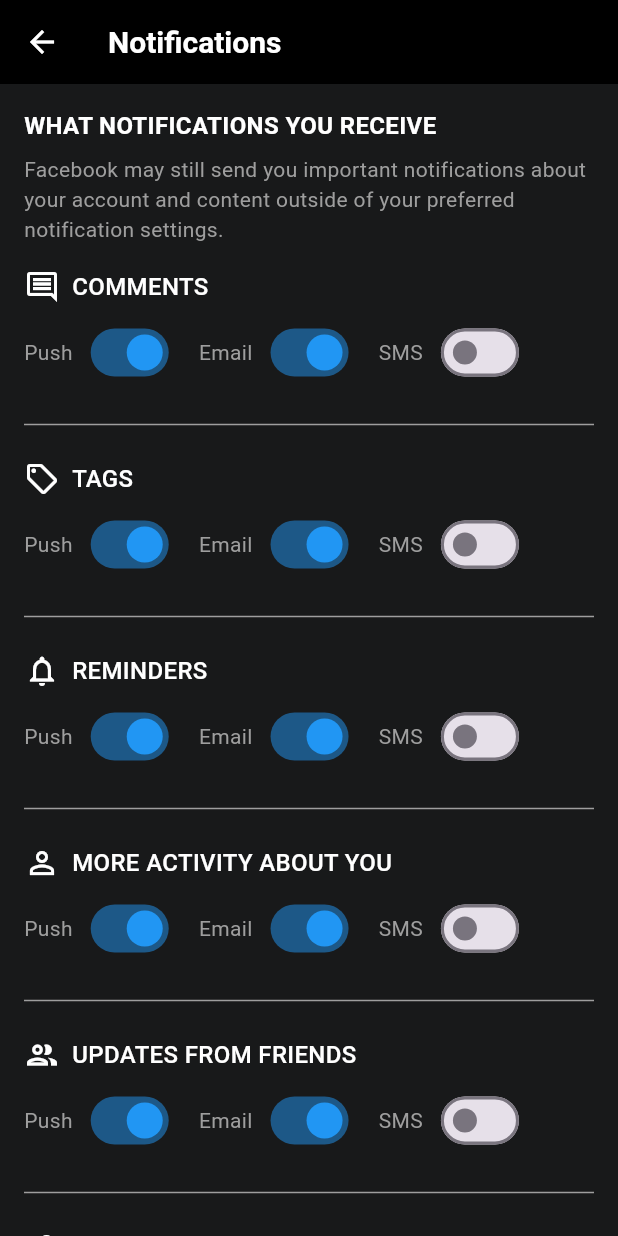
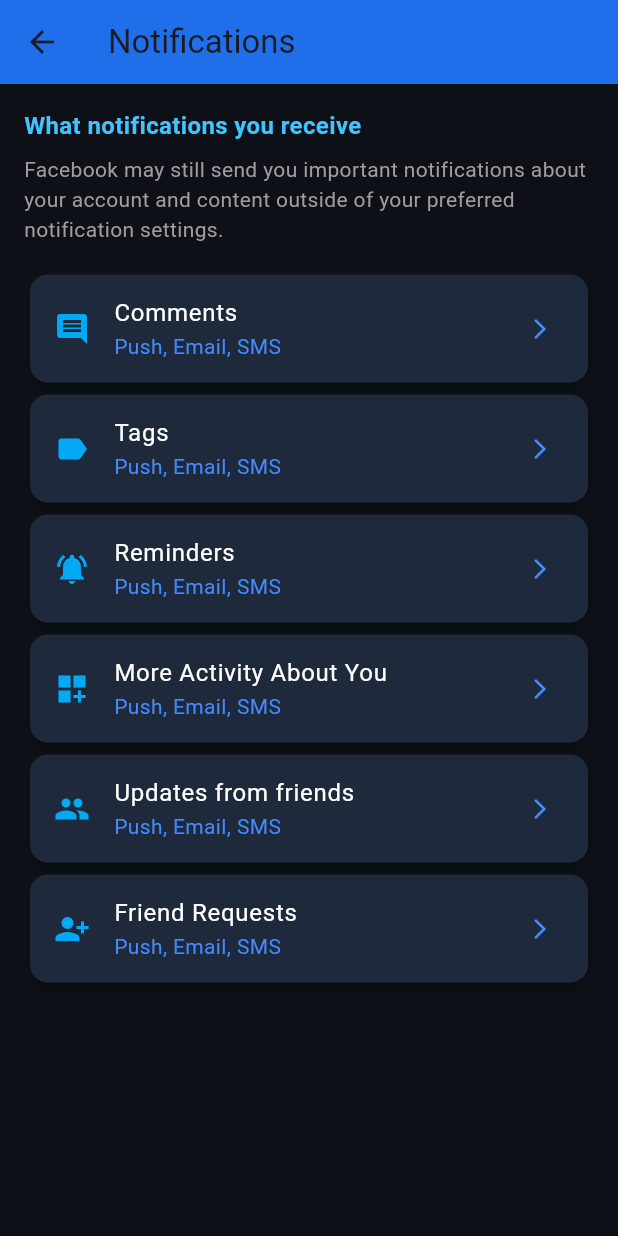
Before and after one commit to emtiaz1/on_the_go, a Flutter app: the NotificationSettingsPage screen opened directly, on a phone screen of 412 x 824 dp. Run offline on Flutter 3.47's test engine with Material 3 defaults, Android fonts, the phone set to English and light mode, and no system bars; our stand-ins replace cloud_firestore, firebase_auth, firebase_core, flutter_map, google_fonts, icons_plus and 4 more; missing offline and left inert: flutter_map_location_marker; accounts and stored records are empty.

Commit message:
internal notification vr1

```diff
--- a/lib/NotificationSettings.dart
+++ b/lib/NotificationSettings.dart
@@ -1,156 +1,119 @@
 import 'package:flutter/material.dart';
 
-class NotificationSettingsPage extends StatefulWidget {
-  const NotificationSettingsPage({super.key});
+class NotificationDetailScreen extends StatelessWidget {
+  final String title;
 
-  @override
-  _NotificationSettingsPageState createState() => _NotificationSettingsPageState();
-}
-
-class _NotificationSettingsPageState extends State<NotificationSettingsPage> {
-  // State variables for toggle switches
-  Map<String, Map<String, bool>> notificationSettings = {
-    'Comments': {'Push': true, 'Email': true, 'SMS': false},
-    'Tags': {'Push': true, 'Email': true, 'SMS': false},
-    'Reminders': {'Push': true, 'Email': true, 'SMS': false},
-    'More Activity About You': {'Push': true, 'Email': true, 'SMS': false},
-    'Updates from Friends': {'Push': true, 'Email': true, 'SMS': false},
-    'Friend Requests': {'Push': true, 'Email': true, 'SMS': false},
-    'People You May Know': {'Push': true, 'Email': true, 'SMS': false},
-    'Birthdays': {'Push': true, 'Email': true, 'SMS': false},
-    'Groups': {'Push': true, 'Email': true, 'SMS': false},
-    'Video': {'Push': true, 'Email': true, 'SMS': false},
-    'Events': {'Push': true, 'Email': true, 'SMS': false},
-  };
-
-  // Icons for each notification category
-  final Map<String, IconData> categoryIcons = {
-    'Comments': Icons.comment_outlined,
-    'Tags': Icons.local_offer_outlined,
-    'Reminders': Icons.notifications_none,
-    'More Activity About You': Icons.person_outline,
-    'Updates from Friends': Icons.group_outlined,
-    'Friend Requests': Icons.person_add_outlined,
-    'People You May Know': Icons.people_alt_outlined,
-    'Birthdays': Icons.cake_outlined,
-    'Groups': Icons.groups_outlined,
-    'Video': Icons.play_circle_outline,
-    'Events': Icons.event_outlined,
-  };
+  const NotificationDetailScreen({required this.title, super.key});
 
   @override
   Widget build(BuildContext context) {
     return Scaffold(
       appBar: AppBar(
-        title: const Text(
-          'Notifications',
-          style: TextStyle(
-            color: Colors.white,
-            fontSize: 20,
-            fontWeight: FontWeight.w600,
+        title: Text(title),
+        backgroundColor: const Color(0xFF1F6FEB),
+      ),
+      body: Center(
+        child: Text(
+          'Details for $title',
+          style: const TextStyle(fontSize: 18, color: Colors.white),
         ),
       ),
-        backgroundColor: Colors.black,
-        leading: IconButton(
-          icon: const Icon(Icons.arrow_back, color: Colors.white),
-          onPressed: () => Navigator.pop(context),
+      backgroundColor: const Color(0xFF0D1117),
+    );
+  }
+}
+
+class NotificationSettingsPage extends StatelessWidget {
+  final List<Map<String, dynamic>> items = [
+    {'icon': Icons.comment, 'title': 'Comments'},
+    {'icon': Icons.label, 'title': 'Tags'},
+    {'icon': Icons.notifications_active, 'title': 'Reminders'},
+    {'icon': Icons.dashboard_customize, 'title': 'More Activity About You'},
+    {'icon': Icons.people, 'title': 'Updates from friends'},
+    {'icon': Icons.person_add_alt_1, 'title': 'Friend Requests'},
+    {'icon': Icons.person_outline, 'title': 'People you may know'},
+    {'icon': Icons.cake, 'title': 'Birthdays'},
+    {'icon': Icons.group, 'title': 'Groups'},
+    {'icon': Icons.video_collection, 'title': 'Video'},
+    {'icon': Icons.event, 'title': 'Events'},
+  ];
+
+  @override
+  Widget build(BuildContext context) {
+    // Show only the first half of the items
+    final halfItems = items.sublist(0, (items.length / 2).ceil());
+
+    return Scaffold(
+      backgroundColor: const Color(0xFF0D1117),
+      appBar: AppBar(
+        title: const Text('Notifications'),
+        backgroundColor: const Color(0xFF1F6FEB),
       ),
-      ),
-      backgroundColor: const Color(0xFF18191A),
-      body: notificationSettings.isEmpty
-          ? const Center(
-              child: Text(
-                'No notification settings available.',
-                style: TextStyle(color: Colors.white),
-              ),
-            )
-          : ListView(
+      body: Padding(
         padding: const EdgeInsets.all(16.0),
+        child: Column(
+          crossAxisAlignment: CrossAxisAlignment.start,
           children: [
             const Text(
-                  'WHAT NOTIFICATIONS YOU RECEIVE',
+              "What notifications you receive",
               style: TextStyle(
-                    color: Colors.white,
                 fontSize: 16,
                 fontWeight: FontWeight.bold,
+                color: Colors.lightBlueAccent,
               ),
             ),
             const SizedBox(height: 8),
             const Text(
-                  'Facebook may still send you important notifications about your account and content outside of your preferred notification settings.',
-                  style: TextStyle(
-                    color: Colors.grey,
-                    fontSize: 14,
+              "Facebook may still send you important notifications about your account and content outside of your preferred notification settings.",
+              style: TextStyle(color: Colors.grey),
+            ),
+            const SizedBox(height: 16),
+            Expanded(
+              child: ListView.builder(
+                itemCount: halfItems.length,
+                itemBuilder: (context, index) {
+                  final item = halfItems[index];
+                  return GestureDetector(
+                    onTap: () {
+                      Navigator.push(
+                        context,
+                        MaterialPageRoute(
+                          builder: (_) => NotificationDetailScreen(
+                            title: item['title'],
                           ),
                         ),
-                const SizedBox(height: 16),
-                ...notificationSettings.keys.map((category) {
-                  return Column(
-                    crossAxisAlignment: CrossAxisAlignment.start,
-                    children: [
-                      Row(
-                        children: [
-                          Icon(
-                            categoryIcons[category],
-                            color: Colors.white,
-                            size: 24,
+                      );
+                    },
+                    child: Card(
+                      color: const Color(0xFF1E293B),
+                      shape: RoundedRectangleBorder(
+                        borderRadius: BorderRadius.circular(12),
                       ),
-                          const SizedBox(width: 8),
-                          Text(
-                            category.toUpperCase(),
-                            style: const TextStyle(
-                              color: Colors.white,
-                              fontSize: 16,
-                              fontWeight: FontWeight.w500,
+                      elevation: 4,
+                      child: ListTile(
+                        leading: Icon(item['icon'], color: Colors.lightBlue),
+                        title: Text(
+                          item['title'],
+                          style: const TextStyle(color: Colors.white),
+                        ),
+                        subtitle: const Text(
+                          'Push, Email, SMS',
+                          style: TextStyle(color: Colors.blueAccent),
+                        ),
+                        trailing: const Icon(
+                          Icons.arrow_forward_ios,
+                          size: 16,
+                          color: Colors.blueAccent,
+                        ),
+                      ),
+                    ),
+                  );
+                },
               ),
             ),
           ],
         ),
-                      const SizedBox(height: 8),
-                      Wrap(
-                        spacing: 16.0,
-                        runSpacing: 8.0,
-                        children: ['Push', 'Email', 'SMS'].map((type) {
-                          return Row(
-                            mainAxisSize: MainAxisSize.min,
-                            children: [
-                              Text(
-                                type,
-                                style: const TextStyle(
-                                  color: Colors.grey,
-                                  fontSize: 14,
-                                ),
-                              ),
-                              const SizedBox(width: 8),
-                              Switch(
-                                value: notificationSettings[category]![type]!,
-                                onChanged: (value) {
-                                  setState(() {
-                                    notificationSettings[category]![type] = value;
-                                  });
-                                },
-                                activeColor: Colors.blue,
-                              ),
-                            ],
-                          );
-                        }).toList(),
-                      ),
-                      const SizedBox(height: 16),
-                      const Divider(color: Colors.grey),
-                      const SizedBox(height: 16),
-                    ],
-                  );
-                }).toList(),
-              ],
       ),
     );
   }
 }
-
-// Example usage of the suggested code change
-void navigateToNotificationSettings(BuildContext context) {
-  Navigator.push(
-    context,
-    MaterialPageRoute(builder: (context) => const NotificationSettingsPage()),
-  );
-}
```
Lines whose indentation alone changed are shown as unchanged.
